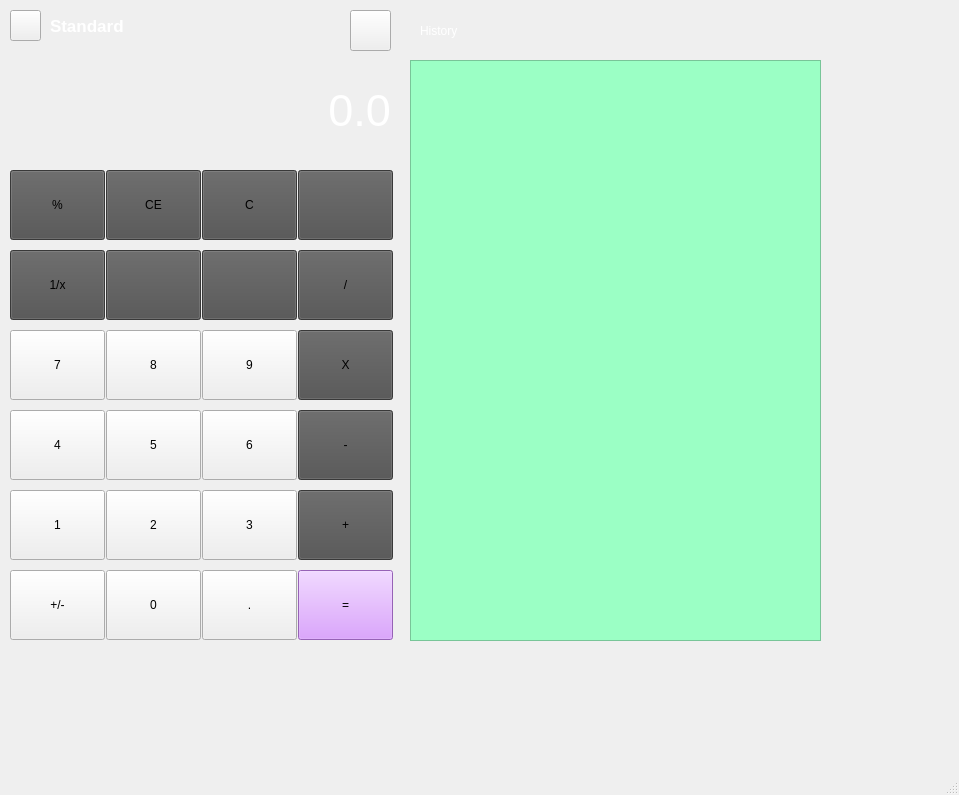
This is mainwindow.ui in RubaIrshaid2/simple-Calculator-using-QT5 as Qt 5 draws it before an edit. The edited form follows.
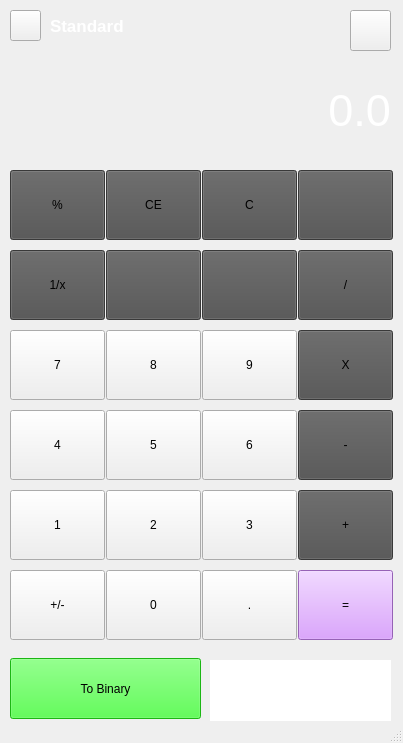
This is the edited form. Icons and pictures are not drawn.

Commit message: adding to binary button

```diff
--- a/mainwindow.ui
+++ b/mainwindow.ui
@@ -6,8 +6,8 @@
    <rect>
     <x>0</x>
     <y>0</y>
-    <width>959</width>
-    <height>795</height>
+    <width>403</width>
+    <height>743</height>
    </rect>
   </property>
   <property name="sizePolicy">
@@ -538,19 +538,6 @@
      <string>Standard</string>
     </property>
    </widget>
-   <widget class="QTreeView" name="treeView">
-    <property name="geometry">
-     <rect>
-      <x>410</x>
-      <y>60</y>
-      <width>411</width>
-      <height>581</height>
-     </rect>
-    </property>
-    <property name="styleSheet">
-     <string notr="true">background-color: rgb(155, 255, 197);</string>
-    </property>
-   </widget>
    <widget class="QLabel" name="label">
     <property name="geometry">
      <rect>
@@ -568,6 +555,40 @@
      <string>History</string>
     </property>
    </widget>
+   <widget class="QPushButton" name="pushButton_binary">
+    <property name="geometry">
+     <rect>
+      <x>10</x>
+      <y>658</y>
+      <width>191</width>
+      <height>61</height>
+     </rect>
+    </property>
+    <property name="styleSheet">
+     <string notr="true">font: 700 11pt &quot;Segoe UI&quot;;
+background-color:  rgb(39, 255, 28);</string>
+    </property>
+    <property name="text">
+     <string>To Binary</string>
+    </property>
+   </widget>
+   <widget class="QLabel" name="label_3">
+    <property name="geometry">
+     <rect>
+      <x>210</x>
+      <y>660</y>
+      <width>181</width>
+      <height>61</height>
+     </rect>
+    </property>
+    <property name="styleSheet">
+     <string notr="true">font: 700 11pt &quot;Segoe UI&quot;;
+background-color:  white;</string>
+    </property>
+    <property name="text">
+     <string/>
+    </property>
+   </widget>
   </widget>
   <widget class="QStatusBar" name="statusbar"/>
  </widget>
```
Left out of the diff: 478 changed lines with no effect on the pictures. The commit also changes 2 other files.
